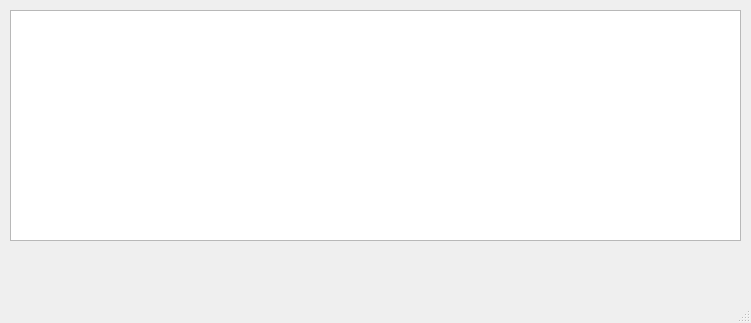
Old version of the form ui/plutopropvis.ui in the repository siva82kb/pluto-assessment.
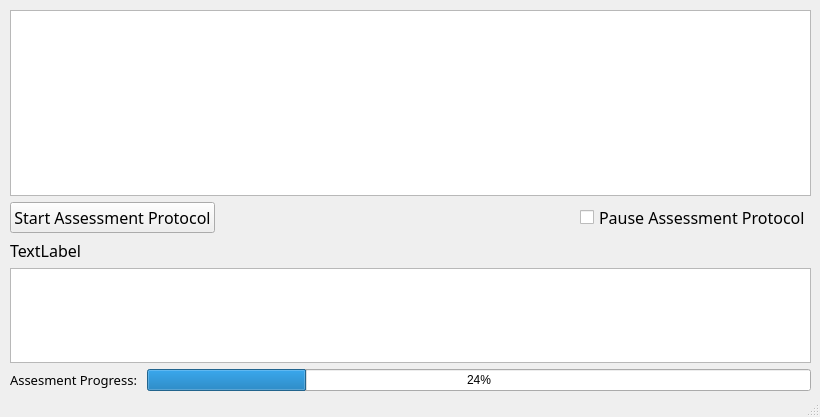
New version of the form.

Commit message: Completed ROM assessment with logging.

Patch:
```diff
--- a/ui/plutopropvis.ui
+++ b/ui/plutopropvis.ui
@@ -6,35 +6,130 @@
    <rect>
     <x>0</x>
     <y>0</y>
-    <width>751</width>
-    <height>323</height>
+    <width>820</width>
+    <height>417</height>
    </rect>
   </property>
   <property name="minimumSize">
    <size>
-    <width>751</width>
-    <height>323</height>
+    <width>820</width>
+    <height>417</height>
    </size>
   </property>
   <property name="maximumSize">
    <size>
-    <width>751</width>
-    <height>323</height>
+    <width>820</width>
+    <height>417</height>
    </size>
   </property>
   <property name="windowTitle">
    <string>MainWindow</string>
   </property>
   <widget class="QWidget" name="centralwidget">
-   <widget class="QGraphicsView" name="hocGraph">
+   <widget class="QWidget" name="verticalLayoutWidget">
     <property name="geometry">
      <rect>
       <x>10</x>
       <y>10</y>
-      <width>731</width>
-      <height>231</height>
+      <width>801</width>
+      <height>381</height>
      </rect>
     </property>
+    <layout class="QVBoxLayout" name="verticalLayout">
+     <item>
+      <widget class="QGraphicsView" name="hocGraph"/>
+     </item>
+     <item>
+      <layout class="QHBoxLayout" name="horizontalLayout_3">
+       <item>
+        <widget class="QPushButton" name="pdStartStopProtocol">
+         <property name="font">
+          <font>
+           <family>Bahnschrift Light</family>
+           <pointsize>12</pointsize>
+          </font>
+         </property>
+         <property name="text">
+          <string>Start Assessment Protocol</string>
+         </property>
+        </widget>
+       </item>
+       <item>
+        <spacer name="horizontalSpacer">
+         <property name="orientation">
+          <enum>Qt::Horizontal</enum>
+         </property>
+         <property name="sizeHint" stdset="0">
+          <size>
+           <width>40</width>
+           <height>20</height>
+          </size>
+         </property>
+        </spacer>
+       </item>
+       <item>
+        <widget class="QCheckBox" name="checkBoxPauseProtocol">
+         <property name="font">
+          <font>
+           <family>Bahnschrift Light</family>
+           <pointsize>12</pointsize>
+          </font>
+         </property>
+         <property name="text">
+          <string>Pause Assessment Protocol</string>
+         </property>
+        </widget>
+       </item>
+      </layout>
+     </item>
+     <item>
+      <widget class="QLabel" name="lblInformation">
+       <property name="font">
+        <font>
+         <family>Bahnschrift Light</family>
+         <pointsize>12</pointsize>
+        </font>
+       </property>
+       <property name="text">
+        <string>TextLabel</string>
+       </property>
+      </widget>
+     </item>
+     <item>
+      <widget class="QTextEdit" name="textDetails">
+       <property name="maximumSize">
+        <size>
+         <width>16777215</width>
+         <height>100</height>
+        </size>
+       </property>
+      </widget>
+     </item>
+     <item>
+      <layout class="QHBoxLayout" name="horizontalLayout_2">
+       <item>
+        <widget class="QLabel" name="label">
+         <property name="font">
+          <font>
+           <family>Bahnschrift Light</family>
+           <pointsize>10</pointsize>
+          </font>
+         </property>
+         <property name="text">
+          <string>Assesment Progress: </string>
+         </property>
+        </widget>
+       </item>
+       <item>
+        <widget class="QProgressBar" name="progressBar">
+         <property name="value">
+          <number>24</number>
+         </property>
+        </widget>
+       </item>
+      </layout>
+     </item>
+    </layout>
    </widget>
   </widget>
   <widget class="QStatusBar" name="statusbar"/>
```
Left out of the diff: 6 changed lines with no effect on the pictures. The commit also changes 9 other files.
